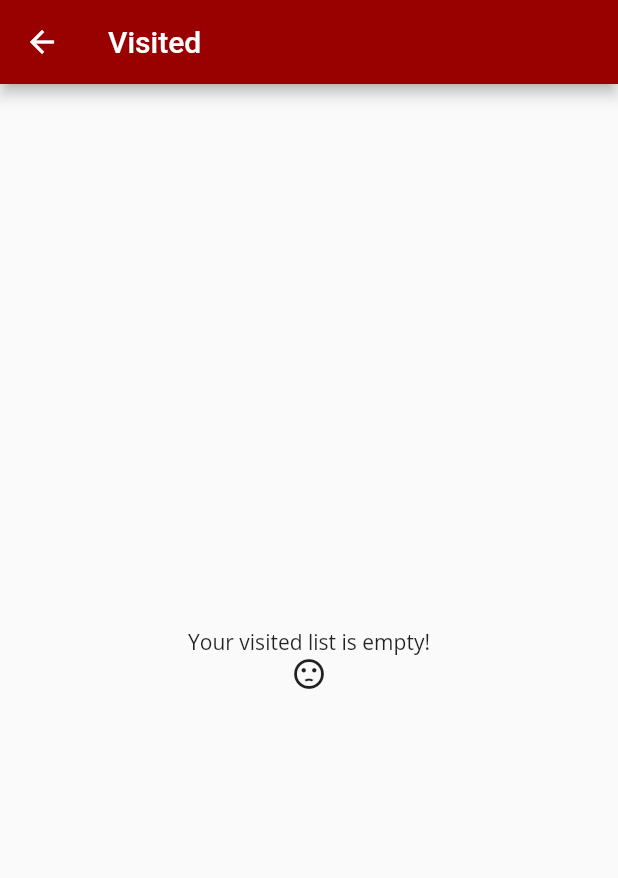
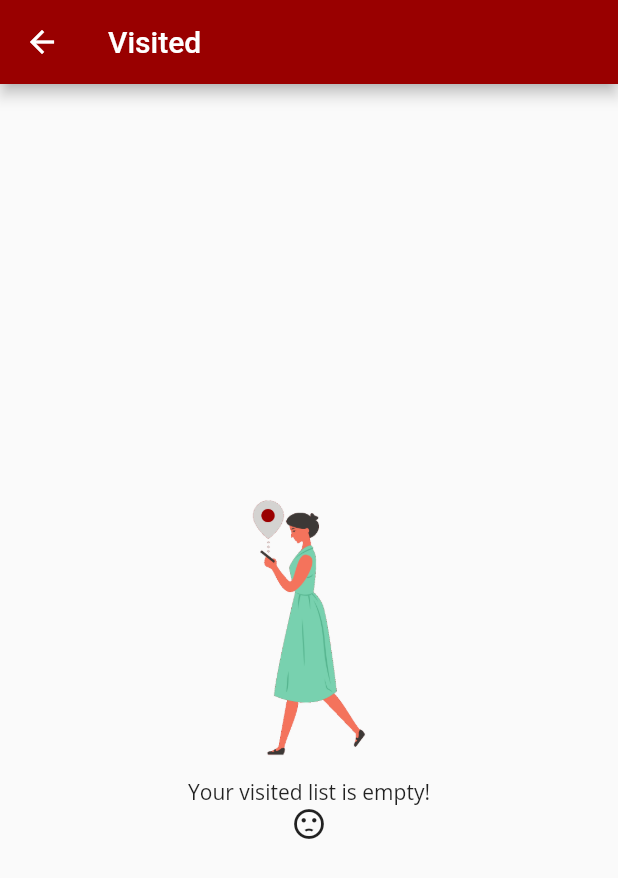
Before and after one commit to Kircoo/RadovisTour, a Flutter app: the VisitedScreen screen opened by its route, on a phone screen of 412 x 824 dp. Shown: the top 878 px of the screen. Run offline on Flutter 3.47's test engine with Material 2 defaults, Android fonts, the light colour scheme and no system bars; our stand-ins replace cloud_firestore, connectivity, firebase_auth, firebase_core, flushbar, flutter_spinkit and 6 more; missing offline and left inert: circular_menu, maps_launcher; accounts and stored records are empty.

Commit message:
favorite/visited UI, subcat ontap

```diff
--- a/lib/widgets/favorites/favorites_screen.dart
+++ b/lib/widgets/favorites/favorites_screen.dart
@@ -56,6 +56,10 @@ class _FavoriteScreenState extends State<FavoriteScreen> {
                           child: Column(
                             mainAxisAlignment: MainAxisAlignment.center,
                             children: [
+                              Container(
+                                height: 200,
+                                child: Image.asset('assets/splashlogo.png'),
+                              ),
                               Text('Your favorite list is empty!'),
                               Icon(Icons.sentiment_dissatisfied),
                             ],
--- a/lib/widgets/visited/visited_screen.dart
+++ b/lib/widgets/visited/visited_screen.dart
@@ -55,6 +55,10 @@ class _VisitedScreenState extends State<VisitedScreen> {
                           child: Column(
                             mainAxisAlignment: MainAxisAlignment.center,
                             children: [
+                              Container(
+                                height: 200,
+                                child: Image.asset('assets/splashlogo.png'),
+                              ),
                               Text('Your visited list is empty!'),
                               Icon(Icons.sentiment_dissatisfied),
                             ],
```
Also changed, not shown: lib/widgets/subcategories/subcategories_body.dart (+16 -1 lines).
